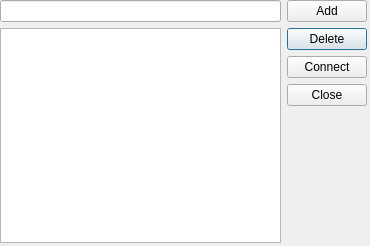
Before: the Qt Designer form dialog.ui in WTFTrick/TestMutomo, drawn with Qt 5.
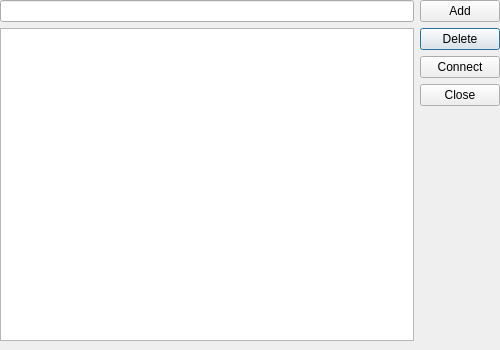
After: the same form once the commit is applied.

```diff
--- a/dialog.ui
+++ b/dialog.ui
@@ -9,8 +9,8 @@
    <rect>
     <x>0</x>
     <y>0</y>
-    <width>370</width>
-    <height>246</height>
+    <width>500</width>
+    <height>350</height>
    </rect>
   </property>
   <property name="minimumSize">
@@ -21,8 +21,8 @@
   </property>
   <property name="maximumSize">
    <size>
-    <width>370</width>
-    <height>246</height>
+    <width>500</width>
+    <height>350</height>
    </size>
   </property>
   <property name="windowTitle">
@@ -36,8 +36,8 @@
     <rect>
      <x>0</x>
      <y>0</y>
-     <width>367</width>
-     <height>243</height>
+     <width>500</width>
+     <height>341</height>
     </rect>
    </property>
    <property name="sizePolicy">
@@ -54,8 +54,8 @@
    </property>
    <property name="maximumSize">
     <size>
-     <width>367</width>
-     <height>243</height>
+     <width>500</width>
+     <height>350</height>
     </size>
    </property>
    <layout class="QGridLayout" name="gridLayout">
```
